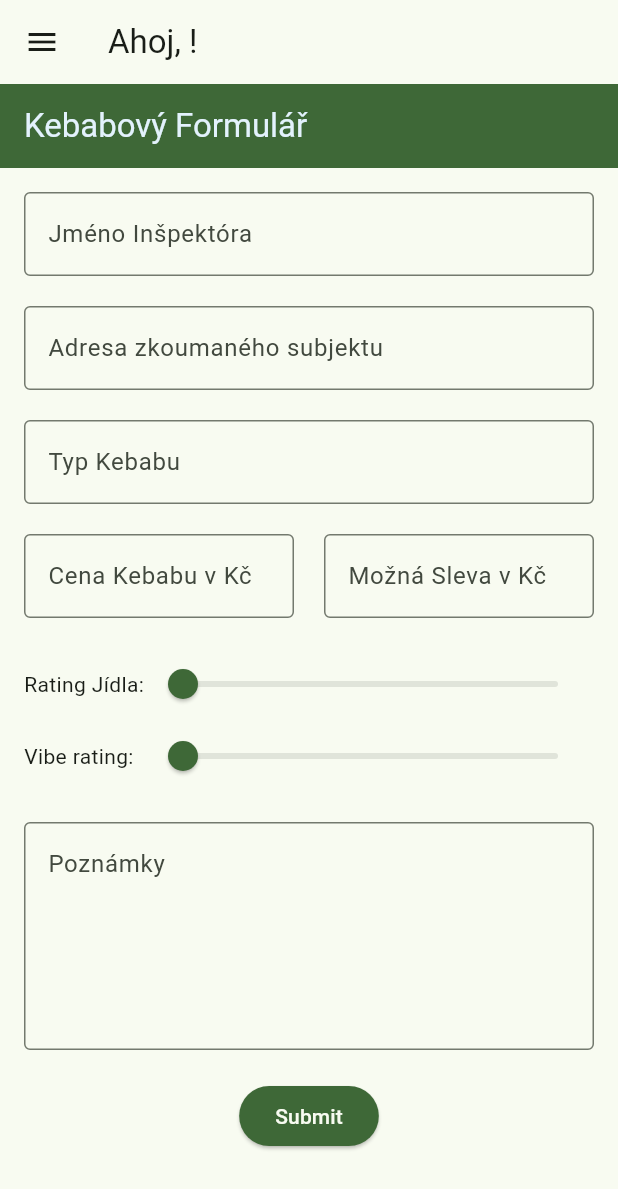
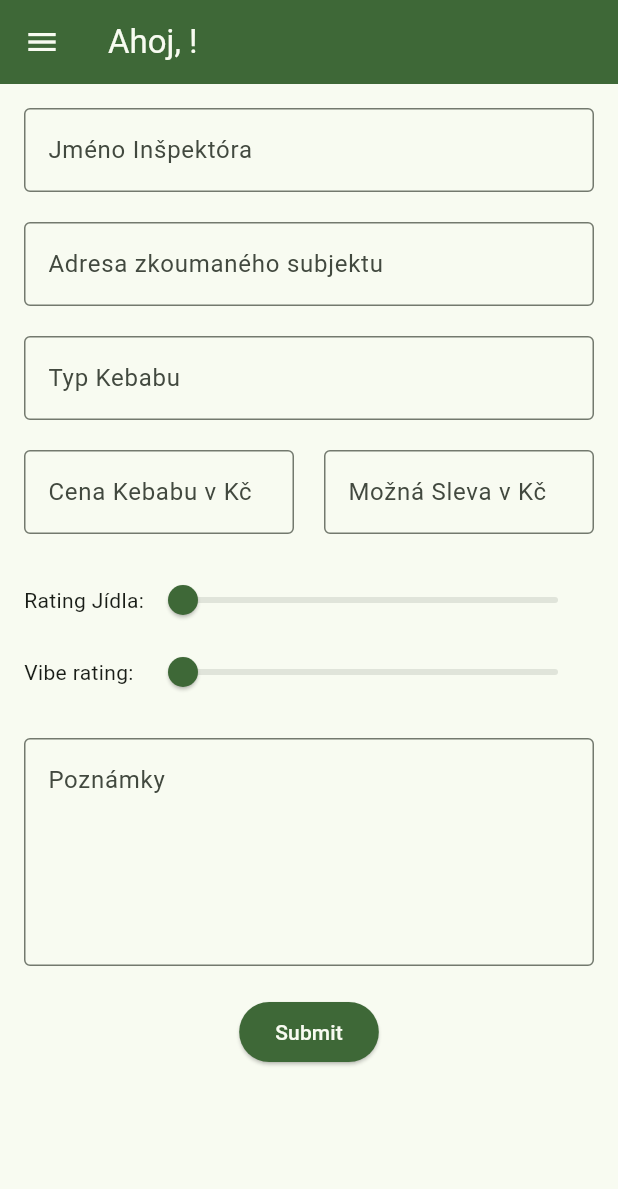
Before and after one commit to lpachta/kebaby_brno, a Flutter app: the screen it shows once a user with an empty profile is signed in, on a phone screen of 412 x 824 dp. Shown: the top 1189 px of the screen. Run offline on Flutter 3.47's test engine with Material 3 defaults, Android fonts, the phone set to English and light mode, and no system bars; our stand-ins replace cloud_firestore, firebase_auth, firebase_core, settings_ui; missing offline and left inert: firebase_ui_auth; accounts and stored records are empty.

Commit message:
Upraven appBar a name v formu

```diff
--- a/lib/core/widgets/app_scaffold_widget.dart
+++ b/lib/core/widgets/app_scaffold_widget.dart
@@ -29,7 +29,7 @@ class _KebabAppScaffoldState extends State<KebabAppScaffold> {
   int _selectedIndex = 0;
 
   List<Widget> get _pages => [
-    KebabFormWidget(onSubmit: widget.onSubmit),
+    KebabFormWidget(onSubmit: widget.onSubmit, user: widget.user),
     KebabDataViewWidget(snapshotStream: widget.snapshotStream),
     KebabSettingsWidget(),
   ];
@@ -43,13 +43,17 @@ class _KebabAppScaffoldState extends State<KebabAppScaffold> {
   @override
   Widget build(BuildContext context) {
     return Scaffold(
-      appBar: AppBar(title: Text(_titles[_selectedIndex])),
+      appBar: AppBar(
+        title: Text(_titles[_selectedIndex]),
+        foregroundColor: Theme.of(context).cardColor,
+        backgroundColor: Theme.of(context).primaryColor,
+      ),
       drawer: Drawer(
         child: ListView(
           padding: EdgeInsets.zero,
           children: [
-            const DrawerHeader(
-              decoration: BoxDecoration(color: Colors.green),
+            DrawerHeader(
+              decoration: BoxDecoration(color: Theme.of(context).primaryColor),
               child: Text('Navigation', style: TextStyle(color: Colors.white)),
             ),
             ListTile(
--- a/lib/core/widgets/form_widget.dart
+++ b/lib/core/widgets/form_widget.dart
@@ -1,10 +1,16 @@
 import 'package:flutter/material.dart';
 import 'package:kebaby_brno/core/data/kebab_entry.dart';
+import 'package:kebaby_brno/core/data/user_entry.dart';
 
 class KebabFormWidget extends StatefulWidget {
   final Function(KebabEntry) onSubmit;
+  final UserEntry user;
 
-  const KebabFormWidget({super.key, required this.onSubmit});
+  const KebabFormWidget({
+    super.key,
+    required this.onSubmit,
+    required this.user,
+  });
 
   @override
   _KebabFormWidgetState createState() {
@@ -67,11 +73,6 @@ class _KebabFormWidgetState extends State<KebabFormWidget> {
     final theme = Theme.of(context);
 
     return Scaffold(
-      appBar: AppBar(
-        title: Text('Kebabový Formulář'),
-        backgroundColor: theme.primaryColor,
-        foregroundColor: theme.secondaryHeaderColor,
-      ),
       body: SingleChildScrollView(
         child: Form(
           key: _formKey,
@@ -80,6 +81,8 @@ class _KebabFormWidgetState extends State<KebabFormWidget> {
             child: Column(
               children: <Widget>[
                 TextFormField(
+                  initialValue: widget.user.userName,
+                  readOnly: true,
                   decoration: InputDecoration(
                     labelText: 'Jméno Inšpektóra',
                     border: OutlineInputBorder(),
```
